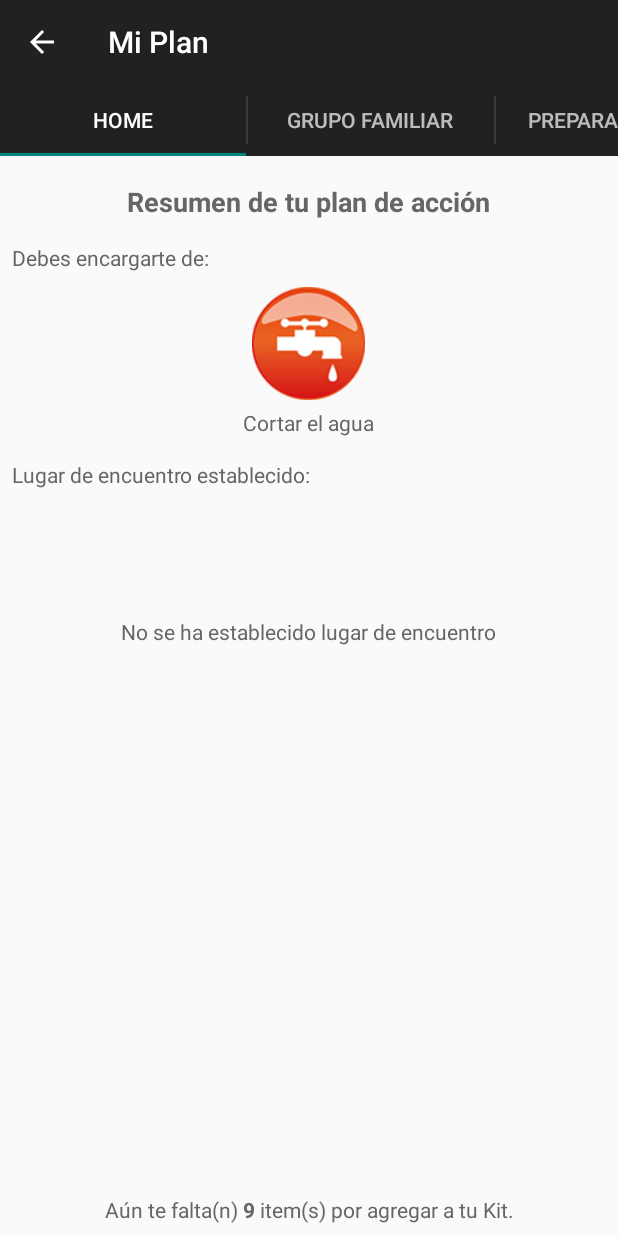
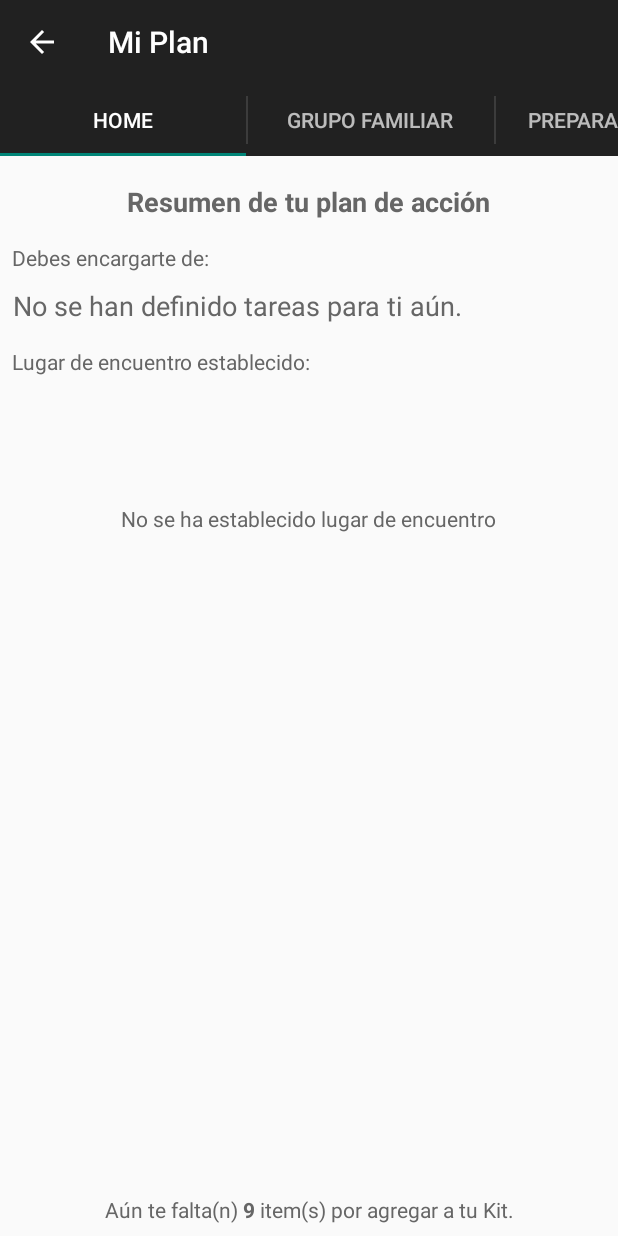
Before and after one commit to RodrigoGonzalezSalazar/SismicApp, an Android app: the Fragment_miplan_home screen opened directly, with no data from a screen before it, on a phone screen of 412 x 824 dp. Run offline under Robolectric (Android 15) with nearby library versions, the phone set to English and light mode, and no system bars.

Commit message:
implementado tab home en miplan

```diff
--- a/app/src/main/java/com/example/yoyo/sismicapp/Fragment_miplan_home.java
+++ b/app/src/main/java/com/example/yoyo/sismicapp/Fragment_miplan_home.java
@@ -14,6 +14,7 @@ import android.view.inputmethod.InputMethodManager;
 import android.widget.Button;
 import android.widget.EditText;
 import android.widget.ImageView;
+import android.widget.LinearLayout;
 import android.widget.TextView;
 import android.widget.Toast;
 
@@ -32,6 +33,26 @@ public class Fragment_miplan_home extends Fragment {
         String lugardeencuentro = settings.getString("lugarDeEncuentro", "");
         deboJuntarme = (ImageView) rootView.findViewById(R.id.debojuntarme);
         titlejuntarme = (TextView) rootView.findViewById(R.id.textView2);
+        String gastext= settings.getString("gasYo", "");
+        String luztext= settings.getString("luzYo", "");
+        String aguatext= settings.getString("aguaYo", "");
+        LinearLayout gas = (LinearLayout) rootView.findViewById(R.id.linearLayout3);
+        LinearLayout luz = (LinearLayout) rootView.findViewById(R.id.linearLayout4);
+        LinearLayout agua = (LinearLayout) rootView.findViewById(R.id.linearLayout5);
+        TextView nada = (TextView) rootView.findViewById(R.id.textView14);
+
+        if (gastext.equals("yo")||aguatext.equals("yo")||luztext.equals("yo")){
+            nada.setVisibility(View.GONE);
+        }
+        if (gastext.equals("yo")){
+            gas.setVisibility(View.VISIBLE);
+        }
+        if (aguatext.equals("yo")){
+            agua.setVisibility(View.VISIBLE);
+        }
+        if (luztext.equals("yo")){
+            luz.setVisibility(View.VISIBLE);
+        }
         if (lugardeencuentro.equals("casa")){deboJuntarme.setBackgroundResource(R.drawable.nnew_casa);
             titlejuntarme.setText("Casa");
         }
@@ -53,18 +74,7 @@ public class Fragment_miplan_home extends Fragment {
         for(String str: total) {
             if (str.equals("v")){auxtotal=auxtotal+1;}
         }
-        final ImageView deboHacer = (ImageView) rootView.findViewById(R.id.debohacer);
-
         final TextView falta = (TextView) rootView.findViewById(R.id.falta);
-
-        String checkagua = settings.getString("checkAgua", "");
-        String checkluz = settings.getString("checkLuz", "");
-        String checkgas = settings.getString("checkGas", "");
-        String tareastuyas="";
-        if (checkgas.equals("c")){tareastuyas=tareastuyas+"Cortar el gas, ";}
-        if (checkluz.equals("c")){tareastuyas=tareastuyas+"Cortar la luz, ";}
-        if (checkagua.equals("c")){tareastuyas=tareastuyas+"Cortar el agua";}
-
         falta.setText(Html.fromHtml("Aún te falta(n) <b>" + (String.valueOf(9 - auxtotal)) + "</b> item(s) por agregar a tu Kit."));
 
         return rootView;
--- a/app/src/main/java/com/example/yoyo/sismicapp/Fragment_miplan_plan.java
+++ b/app/src/main/java/com/example/yoyo/sismicapp/Fragment_miplan_plan.java
@@ -40,7 +40,7 @@ public class Fragment_miplan_plan extends Fragment {
     List<String> list= new ArrayList();
     List<String> type= new ArrayList();
     String itemPressed="";
-
+    int j=0;
     @Override
     public View onCreateView(LayoutInflater inflater, ViewGroup container, Bundle savedInstanceState) {
         rootView = inflater.inflate(R.layout.miplan_plan, container, false);
@@ -65,12 +65,16 @@ public class Fragment_miplan_plan extends Fragment {
         gastext.setText(settings.getString("gas", ""));
         aguatext.setText(settings.getString("agua", ""));
         luztext.setText(settings.getString("luz", ""));
-        List<String> items = new ArrayList<String>(Arrays.asList(familia.split(";")));
         Log.i("el log", familia);
-        for (int i = 0; i < items.size(); i++) {
-            list.add(items.get(i));
-            type.add(items.get(i + 1));
-            i = i + 1;
+        if (j==0) {
+            List<String> items = new ArrayList<String>(Arrays.asList(familia.split(";")));
+            Log.i("el log", familia);
+            for (int i = 0; i < items.size(); i++) {
+                list.add(items.get(i));
+                type.add(items.get(i + 1));
+                i = i + 1;
+            }
+            j=1;
         }
         guardar.setOnClickListener(new View.OnClickListener() {
             @Override
@@ -84,17 +88,44 @@ public class Fragment_miplan_plan extends Fragment {
                 if (itemPressed.equals("gas")){
                     gastext.setText("Cortar Gas"+"\n"+person);
                     edit.putString ("gas", "Cortar Gas"+"\n"+person );
+                    if (spinnerIndex==0) {
+                        edit.putString("gasYo", "yo");
+                        edit.apply();
+                    }
+                    else {
+                        edit.putString("gasYo", "no");
+                        edit.apply();
+                    }
+
                     edit.apply();
                 }
                 else if (itemPressed.equals("agua")){
                     aguatext.setText("Cortar Agua"+"\n"+person);
                     edit.putString ("agua", "Cortar Agua"+"\n"+person );
                     edit.apply();
+                    if (spinnerIndex==0) {
+                        edit.putString("aguaYo", "yo");
+                        edit.apply();
+                    }
+                    else {
+                        edit.putString("aguaYo", "no");
+                        edit.apply();
+                    }
+
                 }
                 else if (itemPressed.equals("luz")){
                     luztext.setText("Cortar Luz"+"\n"+person);
                     edit.putString ("luz","Cortar Luz"+"\n"+person );
                     edit.apply();
+                    if (spinnerIndex==0) {
+                        edit.putString("luzYo", "yo");
+                        edit.apply();
+                    }
+                    else {
+                        edit.putString("luzYo", "no");
+                        edit.apply();
+                    }
+
                 }
                 else {
                     Toast.makeText(getActivity(), "No has seleccionado un ícono de tarea", Toast.LENGTH_SHORT).show();
--- a/app/src/main/res/layout/miplan_home.xml
+++ b/app/src/main/res/layout/miplan_home.xml
@@ -40,22 +40,80 @@
         android:layout_below="@+id/textView3"
         android:layout_marginTop="10dp"
         android:id="@+id/linear"
-        android:gravity="center">
+        android:layout_centerHorizontal="true"
+        android:gravity="center_horizontal|top" >
+
+        <LinearLayout
+            android:orientation="vertical"
+            android:layout_width="wrap_content"
+            android:layout_height="wrap_content"
+            android:layout_marginRight="4dp"
+            android:gravity="center"
+            android:clickable="true"
+            android:id="@+id/linearLayout3"
+            android:layout_marginLeft="4dp"
+            android:visibility="gone">
+
+            <ImageView
+                android:layout_width="70dp"
+                android:layout_height="70dp"
+                android:id="@+id/imageView7"
+                android:background="@drawable/nnew_cortargas"
+                android:layout_marginBottom="5dp" />
+
+            <TextView
+                android:layout_width="wrap_content"
+                android:layout_height="wrap_content"
+                android:textAppearance="?android:attr/textAppearanceSmall"
+                android:text="Cortar gas"
+                android:id="@+id/textView17"
+                android:textColor="#666666"
+                android:gravity="center" />
+        </LinearLayout>
+
+        <LinearLayout
+            android:orientation="vertical"
+            android:layout_width="wrap_content"
+            android:layout_height="wrap_content"
+            android:layout_marginRight="4dp"
+            android:gravity="center"
+            android:clickable="true"
+            android:id="@+id/linearLayout4"
+            android:layout_marginLeft="4dp"
+            android:visibility="gone">
+
+            <ImageView
+                android:layout_width="70dp"
+                android:layout_height="70dp"
+                android:id="@+id/imageView8"
+                android:background="@drawable/nnew_cortarluz"
+                android:layout_marginBottom="5dp" />
+
+            <TextView
+                android:layout_width="wrap_content"
+                android:layout_height="wrap_content"
+                android:textAppearance="?android:attr/textAppearanceSmall"
+                android:text="Cortar luz"
+                android:id="@+id/textView18"
+                android:textColor="#666666"
+                android:gravity="center" />
+        </LinearLayout>
 
         <LinearLayout
             android:orientation="vertical"
             android:layout_width="wrap_content"
             android:layout_height="wrap_content"
             android:gravity="center"
-            android:layout_below="@+id/textView4"
-            android:layout_centerHorizontal="true"
-            android:id="@+id/linearLayout2" >
+            android:clickable="true"
+            android:id="@+id/linearLayout5"
+            android:layout_marginLeft="4dp"
+            android:layout_marginRight="4dp"
+            android:visibility="gone">
 
             <ImageView
-                android:layout_width="75dp"
-                android:layout_height="75dp"
-                android:id="@+id/debohacer"
-                android:gravity="center_vertical|center_horizontal"
+                android:layout_width="70dp"
+                android:layout_height="70dp"
+                android:id="@+id/imageView13"
                 android:background="@drawable/nnew_cortaragua"
                 android:layout_marginBottom="5dp" />
 
@@ -63,13 +121,23 @@
                 android:layout_width="wrap_content"
                 android:layout_height="wrap_content"
                 android:textAppearance="?android:attr/textAppearanceSmall"
-                android:id="@+id/textView14"
+                android:text="Cortar agua"
+                android:id="@+id/textView19"
                 android:textColor="#666666"
-                android:text="Cortar el agua" />
-
+                android:gravity="center" />
         </LinearLayout>
 
     </LinearLayout>
+
+    <TextView
+        android:layout_width="wrap_content"
+        android:layout_height="wrap_content"
+        android:textAppearance="?android:attr/textAppearanceMedium"
+        android:text="No se han definido tareas para ti aún."
+        android:id="@+id/textView14"
+        android:textColor="#666666"
+        android:gravity="center"
+        android:layout_below="@+id/linear"/>
 
     <TextView
         android:layout_width="fill_parent"
@@ -81,7 +149,7 @@
         android:gravity="center_vertical|left"
         android:layout_alignParentLeft="true"
         android:layout_marginTop="15dp"
-        android:layout_below="@+id/linear" />
+        android:layout_below="@+id/textView14" />
 
     <LinearLayout
         android:orientation="vertical"
```
